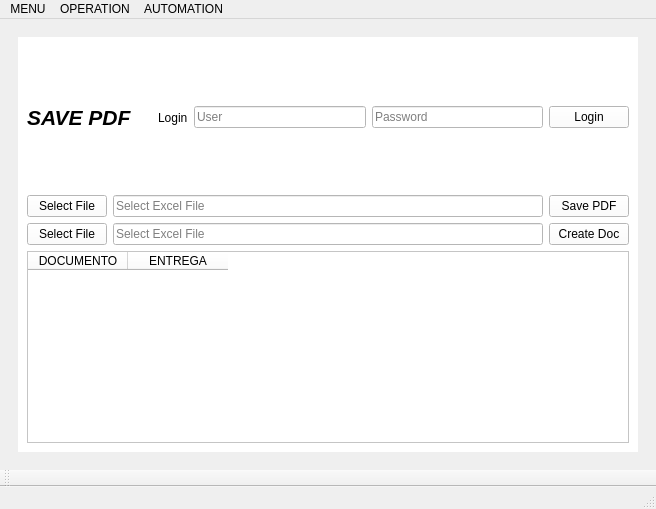
Old version of the form LionOps_Automation.ui in the repository bleon2845/LionOps_Automation.
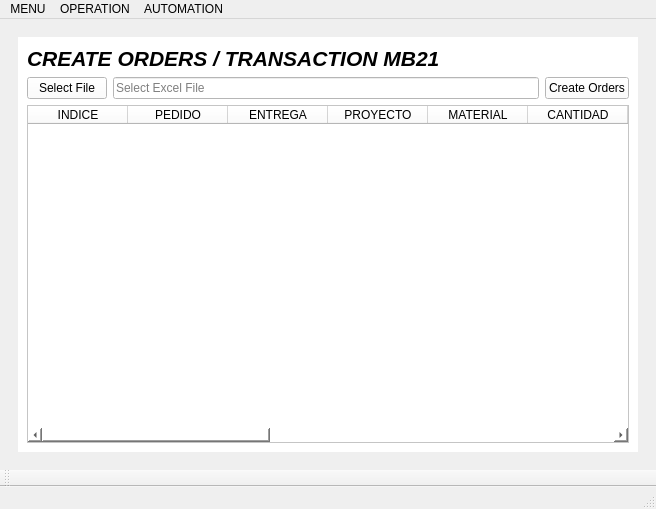
New version of the form. Icons and pictures are not drawn.

Commit message: Update Modules - Create MB21

Diff of the .ui file:
```diff
--- a/LionOps_Automation.ui
+++ b/LionOps_Automation.ui
@@ -189,6 +189,129 @@
            </item>
           </layout>
          </widget>
+         <widget class="QWidget" name="page_createMb21">
+          <layout class="QVBoxLayout" name="verticalLayout_5">
+           <item>
+            <widget class="QLabel" name="CreateOrdersMb21">
+             <property name="font">
+              <font>
+               <pointsize>16</pointsize>
+               <weight>75</weight>
+               <italic>true</italic>
+               <bold>true</bold>
+              </font>
+             </property>
+             <property name="text">
+              <string>CREATE ORDERS / TRANSACTION MB21</string>
+             </property>
+            </widget>
+           </item>
+           <item>
+            <layout class="QHBoxLayout" name="horizontalLayout_6">
+             <item>
+              <widget class="QPushButton" name="btn_openMb21">
+               <property name="text">
+                <string>Select File</string>
+               </property>
+              </widget>
+             </item>
+             <item>
+              <widget class="QLineEdit" name="txt_filecreationMb21">
+               <property name="placeholderText">
+                <string>Select Excel File</string>
+               </property>
+              </widget>
+             </item>
+             <item>
+              <widget class="QPushButton" name="btn_creationMb21">
+               <property name="text">
+                <string>Create Orders</string>
+               </property>
+              </widget>
+             </item>
+            </layout>
+           </item>
+           <item>
+            <widget class="QTableWidget" name="tb_creationMb21">
+             <column>
+              <property name="text">
+               <string>INDICE</string>
+              </property>
+             </column>
+             <column>
+              <property name="text">
+               <string>PEDIDO</string>
+              </property>
+             </column>
+             <column>
+              <property name="text">
+               <string>ENTREGA</string>
+              </property>
+             </column>
+             <column>
+              <property name="text">
+               <string>PROYECTO</string>
+              </property>
+             </column>
+             <column>
+              <property name="text">
+               <string>MATERIAL</string>
+              </property>
+             </column>
+             <column>
+              <property name="text">
+               <string>CANTIDAD</string>
+              </property>
+             </column>
+             <column>
+              <property name="text">
+               <string>FECHA</string>
+              </property>
+             </column>
+             <column>
+              <property name="text">
+               <string>CENTRO</string>
+              </property>
+             </column>
+             <column>
+              <property name="text">
+               <string>ALM.DEST</string>
+              </property>
+             </column>
+             <column>
+              <property name="text">
+               <string>LOTE</string>
+              </property>
+             </column>
+             <column>
+              <property name="text">
+               <string>OT</string>
+              </property>
+             </column>
+             <column>
+              <property name="text">
+               <string>BODEGA</string>
+              </property>
+             </column>
+             <column>
+              <property name="text">
+               <string>PEP</string>
+              </property>
+             </column>
+             <column>
+              <property name="text">
+               <string>CLASE DE MOV</string>
+              </property>
+             </column>
+             <column>
+              <property name="text">
+               <string>GUARDAR</string>
+              </property>
+             </column>
+            </widget>
+           </item>
+          </layout>
+         </widget>
          <widget class="QWidget" name="page_savepdf">
           <layout class="QVBoxLayout" name="verticalLayout_2">
            <item>
@@ -210,9 +333,12 @@
              </item>
              <item>
               <spacer name="horizontalSpacer_2">
+               <property name="orientation">
+                <enum>Qt::Horizontal</enum>
+               </property>
                <property name="sizeHint" stdset="0">
                 <size>
-                 <width>20</width>
+                 <width>40</width>
                  <height>20</height>
                 </size>
                </property>
```
Left out of the diff: 13 changed lines with no effect on the pictures. The commit also changes 20 other files.
